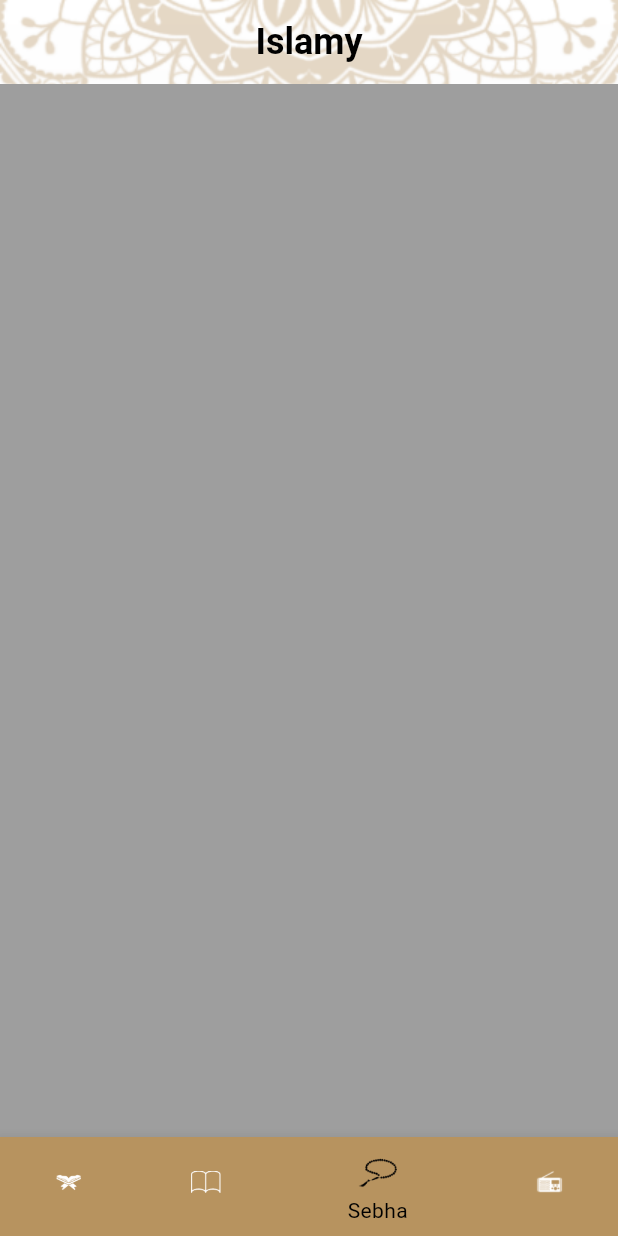
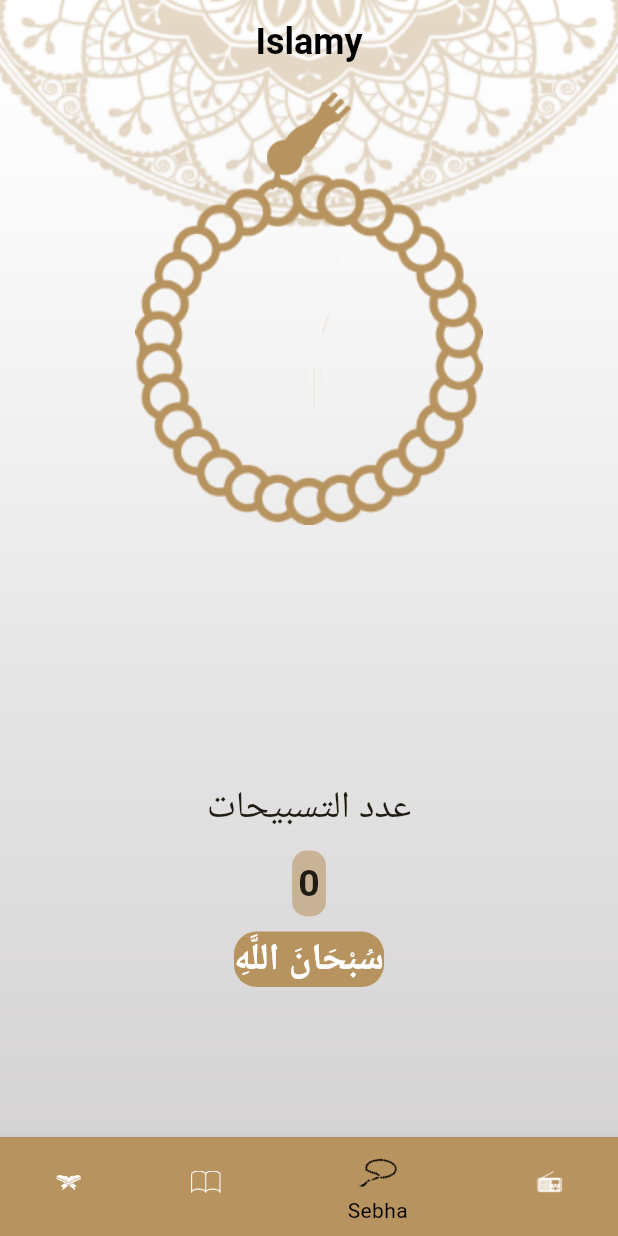
Before and after one commit to AliSamir070/islami_route_c10, a Flutter app: the screen it shows after launch, item 3 of the bottom bar chosen, on a phone screen of 412 x 824 dp. Run offline on Flutter 3.47's test engine with Material 3 defaults, Android fonts, the phone set to English and light mode, and no system bars.

Commit message:
add componets sebha widget

```diff
--- a/lib/ui/home/sebha_widget.dart
+++ b/lib/ui/home/sebha_widget.dart
@@ -1,10 +1,101 @@
+import 'dart:developer';
+
 import 'package:flutter/material.dart';
+import 'package:flutter/rendering.dart';
 
-class SebhaWidget extends StatelessWidget {
+class SebhaWidget extends StatefulWidget {
   const SebhaWidget({Key? key}) : super(key: key);
 
   @override
+  State<SebhaWidget> createState() => _SebhaWidgetState();
+}
+
+class _SebhaWidgetState extends State<SebhaWidget> {
+  List<String> tsabeh = [
+    "سُبْحَانَ اللَّهِ",
+    "سُبْحَانَ اللَّهِ وَبِحَمْدِهِ",
+    "سُبْحَانَ اللَّهِ وَالْحَمْدُ لِلَّهِ",
+    "لا حَوْلَ وَلا قُوَّةَ إِلا بِاللَّهِ ",
+    "لَا إلَه إلّا اللهُ وَحْدَهُ لَا شَرِيكَ لَهُ، لَهُ الْمُلْكُ وَلَهُ الْحَمْدُ وَهُوَ عَلَى كُلُّ شَيْءِ قَدِيرِ.",
+    "الْحَمْدُ للّهِ رَبِّ الْعَالَمِينَ",
+    "الْلَّهُم صَلِّ وَسَلِم وَبَارِك عَلَى سَيِّدِنَا مُحَمَّد",
+  ];
+  int rotate = 0;
+  int index_tsbeha = 0;
+  @override
   Widget build(BuildContext context) {
-    return Container(color: Colors.grey,);
+    return Center(
+      child: Column(
+        crossAxisAlignment: CrossAxisAlignment.center,
+        mainAxisAlignment: MainAxisAlignment.start,
+        children: [
+          Expanded(
+            child: Stack(
+              alignment: Alignment.topCenter,
+              children: [
+                Container(
+                  padding: EdgeInsets.only(top: 5),
+                  child: Image.asset(
+                    "assets/images/head_of_seb7a.png",
+                    fit: BoxFit.fill,
+                    height: 80,
+                  ),
+                ),
+                Container(
+                  padding: EdgeInsets.all(60),
+                  child: RotatedBox(
+                    quarterTurns: rotate,
+                    child: InkWell(
+                      onTap: () {
+                        setState(() {
+                          if (rotate == 33) {
+                            if (index_tsbeha == tsabeh.length - 1) {
+                              index_tsbeha = 0;
+                            } else {
+                              index_tsbeha++;
+                            }
+                            rotate = 0;
+                          }
+                          rotate++;
+                          log("${index_tsbeha} and rotate $rotate");
+                        });
+                      },
+                      highlightColor: Colors.transparent,
+                      splashColor: Colors.transparent,
+                      child: Image.asset(
+                        "assets/images/body_of_seb7a.png",
+                      ),
+                    ),
+                  ),
+                ),
+              ],
+            ),
+          ),
+          Text("عدد التسبيحات", style: TextStyle(fontSize: 25)),
+          Container(
+            margin: EdgeInsets.all(10),
+            padding: EdgeInsets.all(4),
+            decoration: BoxDecoration(
+                borderRadius: BorderRadius.circular(10),
+                color: Theme.of(context).colorScheme.secondary),
+            child: Text("$rotate",
+                style: TextStyle(fontSize: 25, fontWeight: FontWeight.bold)),
+          ),
+          Container(
+            decoration: BoxDecoration(
+                borderRadius: BorderRadius.circular(15),
+                color: Theme.of(context).colorScheme.primary),
+            child: Text(
+              "${tsabeh[index_tsbeha]}",
+              style: TextStyle(
+                  fontSize: 25,
+                  fontWeight: FontWeight.bold,
+                  color: Colors.white),
+            ),
+          ),
+          SizedBox(height: 100)
+        ],
+      ),
+    );
   }
 }
```
Also changed, not shown: lib/main.dart (+8 -16 lines), assets/images/2x/head_of_seb7a@2x.png (added), assets/images/3x/head_of_seb7a@3x.png (added), assets/images/body_of_seb7a.png (added), assets/images/head_of_seb7a.png (added).
